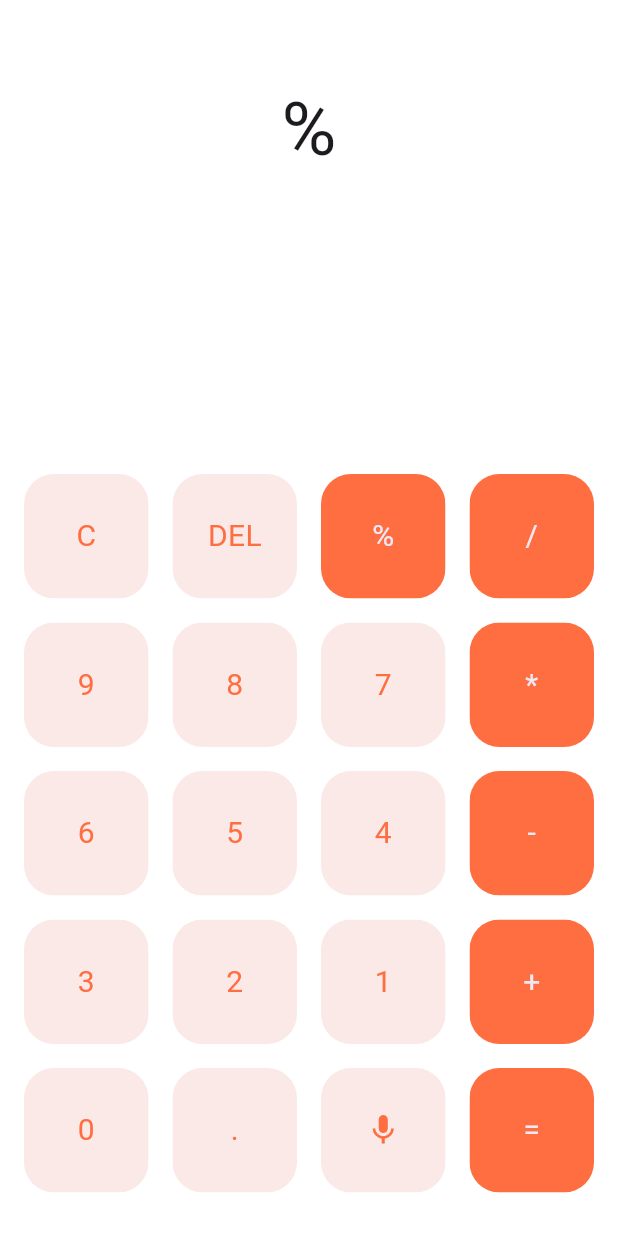
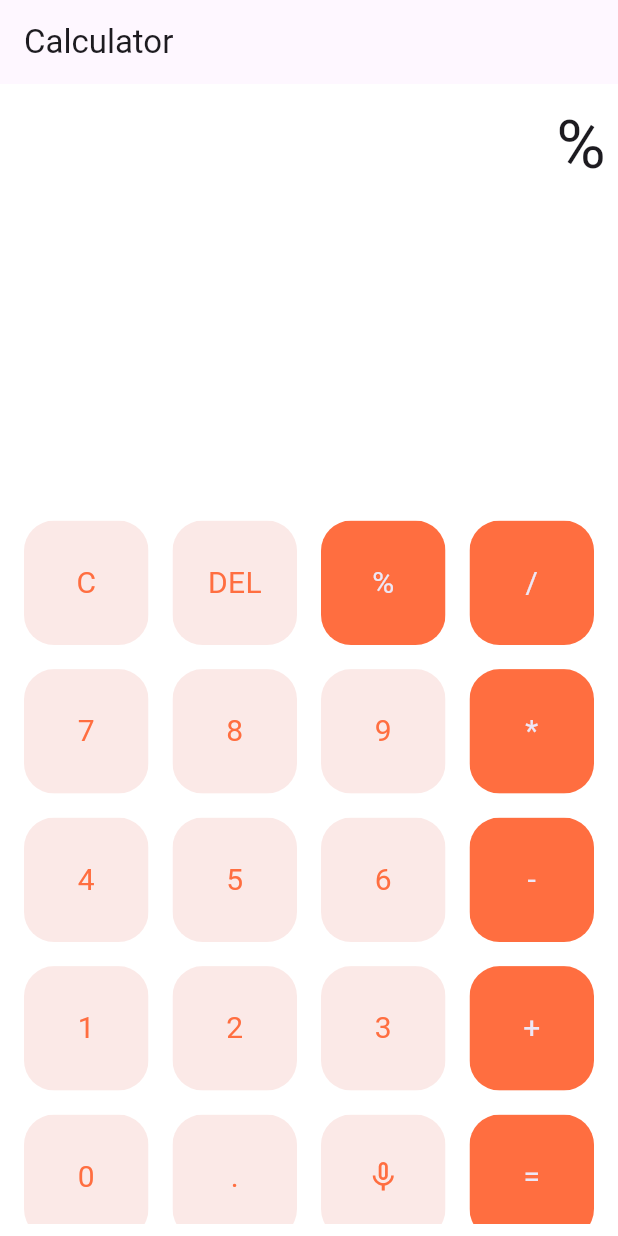
Before and after one commit to sahilthager12/voice_calculator, a Flutter app: the screen it shows after launch, after a tap on an icon or button, on a phone screen of 412 x 824 dp. Run offline on Flutter 3.47's test engine with Material 3 defaults, Android fonts, the phone set to English and light mode, and no system bars; our stand-ins replace math_expressions, speech_to_text.

Commit message:
changes ui and add speech text...

```diff
--- a/lib/main.dart
+++ b/lib/main.dart
@@ -11,6 +11,7 @@ class MyApp extends StatelessWidget {
   @override
   Widget build(BuildContext context) {
     return MaterialApp(
+      debugShowCheckedModeBanner: false,
       title: 'Flutter Demo',
       theme: ThemeData(
         colorScheme: ColorScheme.fromSeed(seedColor: Colors.deepPurple),
--- a/lib/screens/home.dart
+++ b/lib/screens/home.dart
@@ -15,6 +15,31 @@ class _HomeState extends State<Home> {
   String userAnwser = '';
   final SpeechToText _speechToText = SpeechToText();
   bool _speechEnable = false;
+  bool _isListening = false;
+  final List buttons = [
+    'C',
+    'DEL',
+    '%',
+    '/',
+    '7',
+    '8',
+    '9',
+    '*',
+    '4',
+    '5',
+    '6',
+    '-',
+    '1',
+    '2',
+    '3',
+    '+',
+    '0',
+    '.',
+    '',
+    '=',
+  ];
+  final ScrollController _scrollController = ScrollController();
+
   @override
   void initState() {
     super.initState();
@@ -32,61 +57,45 @@ class _HomeState extends State<Home> {
 
   void _onSpeechResult(result) {
     setState(() {
-      userQuestion = "${result.recognizedWords}";
+      userQuestion = result.recognizedWords;
     });
+    setState(() {
+      handleButtonTap('=');
+    });
+  }
+
+  void _stopListenting() {
+    _speechToText.stop();
+    ScaffoldMessenger.of(context).showSnackBar(const SnackBar(content: Text("ListentingStop")));
   }
 
   @override
   Widget build(BuildContext context) {
-    final List buttons = [
-      'C',
-      'DEL',
-      '%',
-      '/',
-      '9',
-      '8',
-      '7',
-      '*',
-      '6',
-      '5',
-      '4',
-      '-',
-      '3',
-      '2',
-      '1',
-      '+',
-      '0',
-      '.',
-      '',
-      '=',
-    ];
     return Scaffold(
+      appBar: AppBar(
+        title: const Text("Calculator"),
+      ),
       backgroundColor: Colors.white,
       body: SafeArea(
         child: Padding(
-          padding: const EdgeInsets.symmetric(horizontal: 8.0),
-          child: Column(
-            children: [
-              const SizedBox(
-                height: 50,
-              ),
-              Expanded(
+          padding: const EdgeInsets.all(8.0),
           child: Column(
             crossAxisAlignment: CrossAxisAlignment.end,
             children: [
               SingleChildScrollView(
                 scrollDirection: Axis.horizontal,
+                controller: _scrollController,
                 child: Text(
                   userQuestion,
-                        style: const TextStyle(fontSize: 50),
+                  style: userAnwser.isEmpty ? const TextStyle(fontSize: 45) : const TextStyle(fontSize: 35),
                 ),
               ),
               Text(
                 userAnwser,
-                      style: const TextStyle(fontSize: 20),
+                style: const TextStyle(fontSize: 50),
               ),
-                  ],
-                ),
+              SizedBox(
+                height: MediaQuery.of(context).size.height * 0.17,
               ),
               Expanded(
                 flex: 2,
@@ -99,17 +108,14 @@ class _HomeState extends State<Home> {
                         padding: const EdgeInsets.all(8.0),
                         child: GestureDetector(
                           onTap: () {
-                            _startListening();
+                            _speechToText.isListening ? _stopListenting() : _startListening();
                           },
                           child: ClipRRect(
                             borderRadius: BorderRadius.circular(20),
                             child: Container(
-                              color: Colors.deepOrange[50],
-                              child: const Center(
-                                child: Icon(
-                                  Icons.mic,
-                                  color: Colors.deepOrangeAccent,
-                                ),
+                              color: Colors.deepOrange[50]!,
+                              child: Center(
+                                child: Icon(color: Colors.deepOrangeAccent, _isListening ? Icons.mic : Icons.mic_none),
                               ),
                             ),
                           ),
@@ -147,15 +153,16 @@ class _HomeState extends State<Home> {
     return false;
   }
 
-  void handleButtonTap(String buttonText) {
-    if (buttonText == 'C') {
+  void handleButtonTap(String operator) {
+    setState(() {
+      if (operator == 'C') {
         userQuestion = '';
         userAnwser = '';
-    } else if (buttonText == 'DEL') {
+      } else if (operator == 'DEL') {
         if (userQuestion.isNotEmpty) {
           userQuestion = userQuestion.substring(0, userQuestion.length - 1);
         }
-    } else if (buttonText == '=') {
+      } else if (operator == '=') {
         String finalQuestion = userQuestion;
         finalQuestion = finalQuestion.replaceAll('x', '*');
         Parser p = Parser();
@@ -164,9 +171,19 @@ class _HomeState extends State<Home> {
         ContextModel cm = ContextModel();
 
         var eval = exp.evaluate(EvaluationType.REAL, cm);
+
+        // Check if the result is a whole number
+        if (eval == eval.toInt()) {
+          // If it's a whole number, show it as an integer
+          userAnwser = eval.toInt().toString();
+        } else {
+          // Otherwise, show it as a double
           userAnwser = eval.toString();
+        }
       } else {
-      userQuestion += buttonText;
+        userQuestion += operator;
+      }
+      _scrollController.jumpTo(_scrollController.position.maxScrollExtent);
+    });
   }
 }
-}
```
Lines whose indentation alone changed are shown as unchanged.
